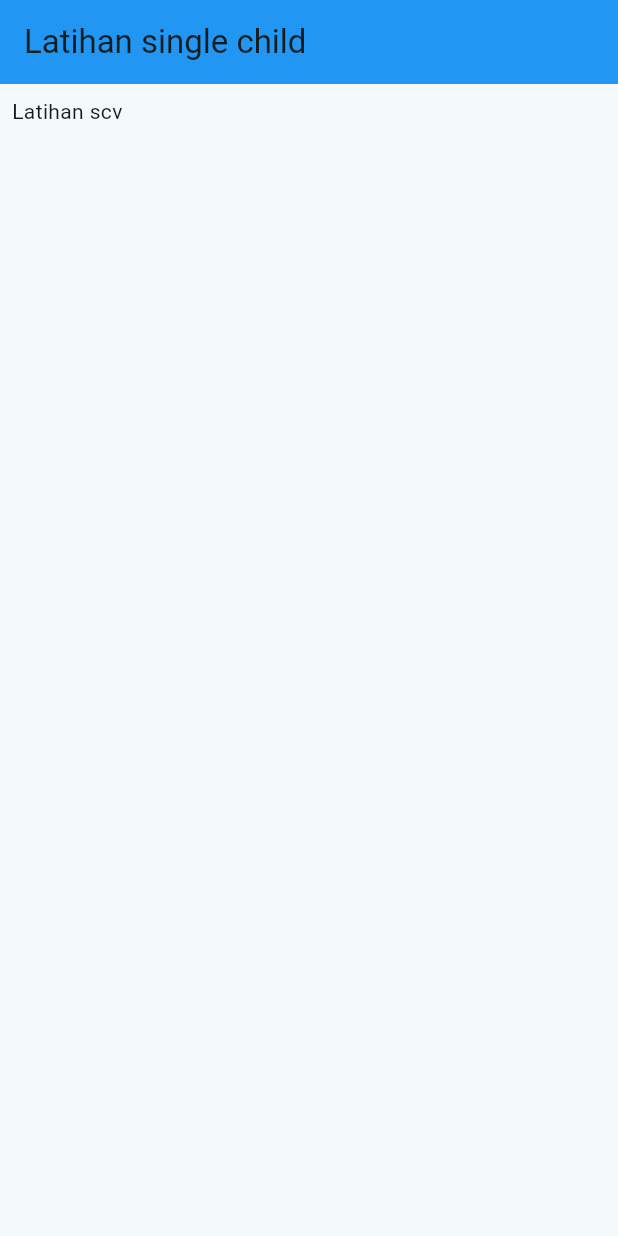
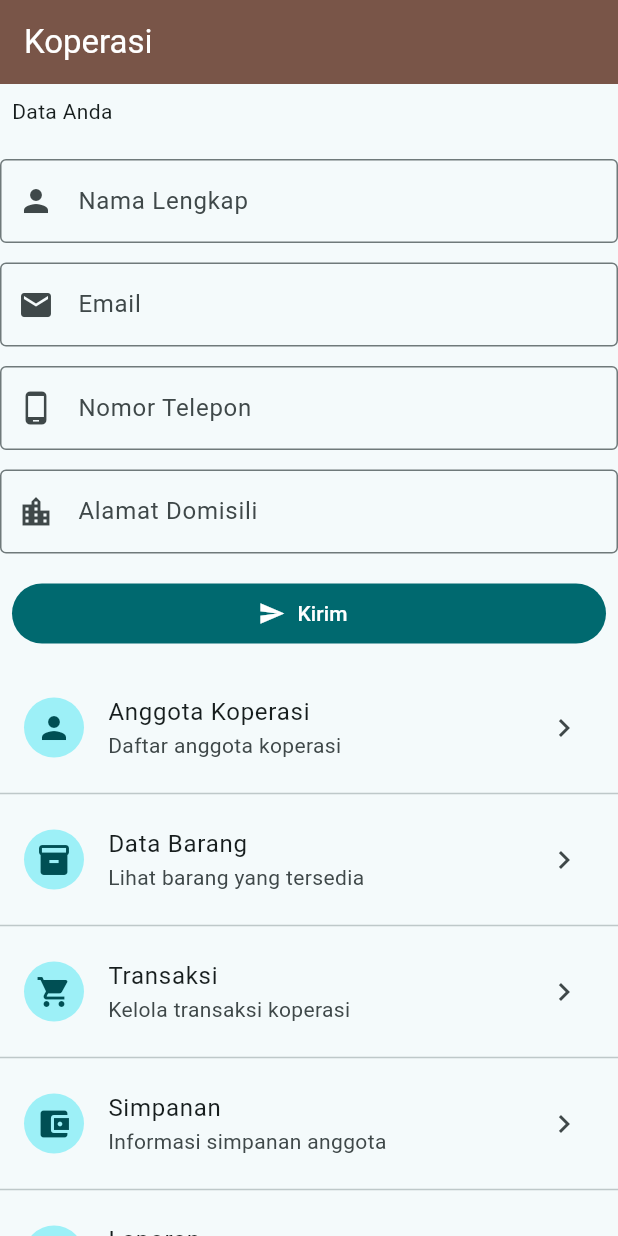
Before and after one commit to FaizAldo/ppkdju_faiz26, a Flutter app: the screen it shows after launch, on a phone screen of 412 x 824 dp. Run offline on Flutter 3.47's test engine with Material 3 defaults, Android fonts, the light colour scheme and no system bars.

Commit message:
Create new file and Update

```diff
--- a/lib/main.dart
+++ b/lib/main.dart
@@ -1,4 +1,4 @@
-import 'package:faizaldo_ppkd_app_dev/latihan_widget/latiihan_single_child_scroll_bar.dart';
+import 'package:faizaldo_ppkd_app_dev/tugas_flutter_3/tugas_listview.dart';
 import 'package:flutter/material.dart';
 
 void main() {
@@ -19,7 +19,7 @@ class MyApp extends StatelessWidget {
         //ThemeData adalah class yang digunakan untuk mengatur tema aplikasi
         colorScheme: ColorScheme.fromSeed(seedColor: const Color(0xFF155E63)),
       ),
-      home: const LatiihanSingleChildScrollBar(),
+      home: const TugasListview(),
       debugShowCheckedModeBanner: false,
     );
   }
--- /dev/null
+++ b/lib/tugas_flutter_3/tugas_listview.dart
@@ -0,0 +1,117 @@
+import 'package:flutter/material.dart';
+
+class TugasListview extends StatelessWidget {
+  const TugasListview({super.key});
+
+  @override
+  Widget build(BuildContext context) {
+    return Scaffold(
+      appBar: AppBar(
+        backgroundColor: Colors.brown,
+        title: Text("Koperasi", style: TextStyle(color: Colors.white)),
+      ),
+      body: ListView(
+        children: [
+          Padding(padding: const EdgeInsets.all(8.0), child: Text("Data Anda")),
+          SizedBox(height: 14),
+          TextField(
+            decoration: InputDecoration(
+              prefixIcon: Icon(Icons.person),
+              label: Text("Nama Lengkap"),
+              hintText: "Masukkan nama",
+              border: OutlineInputBorder(),
+            ),
+          ),
+          SizedBox(height: 13),
+          TextField(
+            keyboardType: TextInputType.emailAddress,
+            decoration: InputDecoration(
+              prefixIcon: Icon(Icons.email),
+              labelText: "Email",
+              hintText: "Masukkan email",
+              border: OutlineInputBorder(),
+            ),
+          ),
+          SizedBox(height: 13),
+          TextField(
+            decoration: InputDecoration(
+              prefixIcon: Icon(Icons.phone_android),
+              labelText: "Nomor Telepon",
+              hintText: "Nomor Aktif",
+              border: OutlineInputBorder(),
+            ),
+          ),
+          SizedBox(height: 13),
+          TextField(
+            decoration: InputDecoration(
+              prefixIcon: Icon(Icons.location_city_sharp),
+              labelText: "Alamat Domisili",
+              hintText: "Alamat Domisili",
+              border: OutlineInputBorder(),
+            ),
+          ),
+          const SizedBox(height: 16),
+          Builder(
+            builder: (context) => SizedBox(
+              width: double.infinity,
+              child: Padding(
+                padding: const EdgeInsets.symmetric(horizontal: 8),
+                child: FilledButton.icon(
+                  onPressed: () {
+                    ScaffoldMessenger.of(context).showSnackBar(
+                      const SnackBar(content: Text('Data berhasil dikirim')),
+                    );
+                  },
+                  icon: const Icon(Icons.send),
+                  label: const Text('Kirim'),
+                ),
+              ),
+            ),
+          ),
+          const SizedBox(height: 16),
+          ListTile(
+            leading: const CircleAvatar(child: Icon(Icons.person)),
+            title: const Text('Anggota Koperasi'),
+            subtitle: const Text('Daftar anggota koperasi'),
+            trailing: const Icon(Icons.chevron_right),
+            onTap: () {},
+          ),
+          const Divider(),
+          ListTile(
+            leading: const CircleAvatar(child: Icon(Icons.inventory_2)),
+            title: const Text('Data Barang'),
+            subtitle: const Text('Lihat barang yang tersedia'),
+            trailing: const Icon(Icons.chevron_right),
+            onTap: () {},
+          ),
+          const Divider(),
+          ListTile(
+            leading: const CircleAvatar(child: Icon(Icons.shopping_cart)),
+            title: const Text('Transaksi'),
+            subtitle: const Text('Kelola transaksi koperasi'),
+            trailing: const Icon(Icons.chevron_right),
+            onTap: () {},
+          ),
+          const Divider(),
+          ListTile(
+            leading: const CircleAvatar(
+              child: Icon(Icons.account_balance_wallet),
+            ),
+            title: const Text('Simpanan'),
+            subtitle: const Text('Informasi simpanan anggota'),
+            trailing: const Icon(Icons.chevron_right),
+            onTap: () {},
+          ),
+          const Divider(),
+          ListTile(
+            leading: const CircleAvatar(child: Icon(Icons.receipt_long)),
+            title: const Text('Laporan'),
+            subtitle: const Text('Lihat laporan koperasi'),
+            trailing: const Icon(Icons.chevron_right),
+            onTap: () {},
+          ),
+        ],
+      ),
+    );
+  }
+}
```
Also changed, not shown: lib/tugas_flutter_3/tugas_view_input.dart (added, +121 -0 lines).
